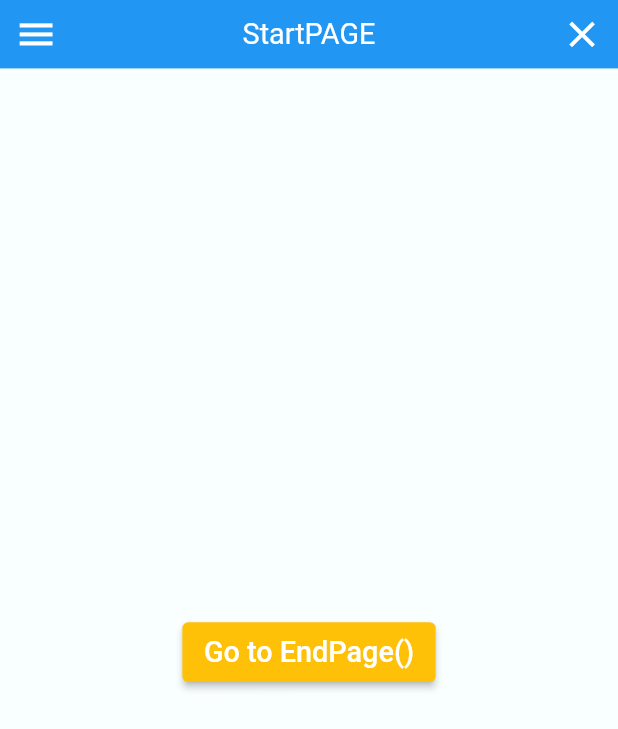
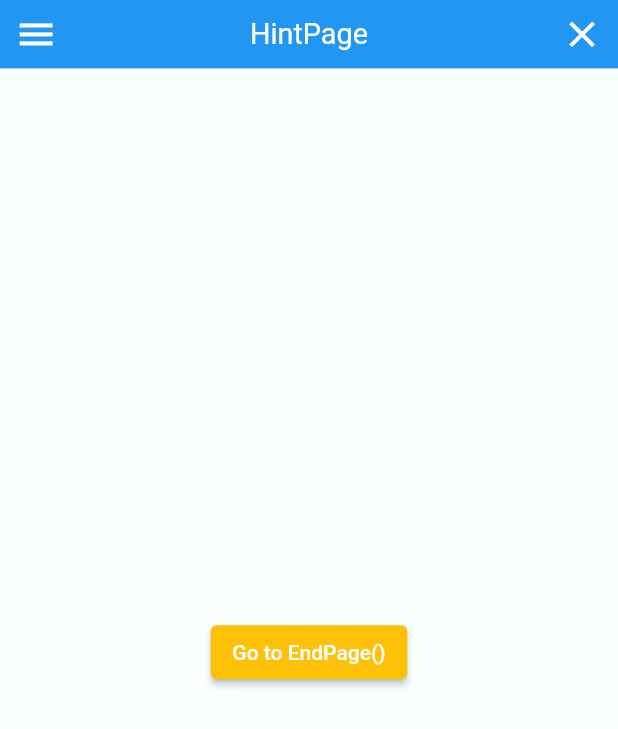
Before and after one commit to redfrogred/starter2, a Flutter app: the screen it shows after launch, in the side drawer, after a tap on "Go to EndPage()", on a phone screen of 412 x 824 dp. Shown: the top 729 px of the screen. Run offline on Flutter 3.47's test engine with Material 2 defaults, Android fonts, the phone set to English and light mode, and no system bars.

Commit message:
still hacking this...

```diff
--- a/lib/classes/Config.dart
+++ b/lib/classes/Config.dart
@@ -5,7 +5,7 @@ import 'package:flutter/material.dart';
 class Config {
 
   static const  String  appName                   = "starter2";
-  static const  String  appVersion                = "1.0.b.004X";
+  static const  String  appVersion                = "1.0.c.004";
 
   static        bool    appHasBeenInitialized     = false;
 
--- a/lib/main.dart
+++ b/lib/main.dart
@@ -34,11 +34,12 @@ class _MyAppState extends State<MyApp> {
 
   // (this page) variables
   static const String _fileName = 'main.dart';
+  /*
   double? _scale14;
   double? _scale24;
   double? _scale32;
   double? _scale48;
-
+  */
   // (this page) init and dispose
   @override
   void initState() {
@@ -46,11 +47,14 @@ class _MyAppState extends State<MyApp> {
     Utils.log('( $_fileName ) initState()');
     WidgetsBinding.instance.addPostFrameCallback((_) => _addPostFrameCallbackTriggered(context));
     // init the app
+    /*
     Provider.of<Controller>(context, listen: false).initApp();
+
     _scale14 = 14*Config.scaleModifier;
     _scale24 = 24*Config.scaleModifier;
     _scale32 = 32*Config.scaleModifier;
     _scale48 = 48*Config.scaleModifier;
+    */
   }
 
   @override
@@ -73,8 +77,9 @@ class _MyAppState extends State<MyApp> {
   Widget build(BuildContext context) {
     return MaterialApp(
       debugShowCheckedModeBanner: false,
-      initialRoute: 'StartPage',
+      initialRoute: 'HintPage',
       routes: {
+        'HintPage': (context) => const HintPage(),
         'StartPage': (context) => const StartPage(),
         'EndPage': (context) => const EndPage(),
         'DebugPage': (context) => const DebugPage(),
@@ -98,58 +103,28 @@ class _MyAppState extends State<MyApp> {
           primaryVariant: Color(0xFF0A0E21),
         ),
         scaffoldBackgroundColor: Config.appBackgroundColor,                   // from Config.dart
-        appBarTheme: AppBarTheme(
+        appBarTheme: const AppBarTheme(
           backgroundColor: Config.appBarColor,                                // from Config.dart
           // This will control the "back" icon
-          iconTheme: IconThemeData(color: Config.appBarTextColor, size: _scale48 ),         // from Config.dart
+          iconTheme: IconThemeData(color: Config.appBarTextColor ),         // from Config.dart
           // This will control action icon buttons that locates on the right
-          actionsIconTheme: IconThemeData(color: Config.appBarTextColor, size: _scale48 ),  // from Config.dart
+          actionsIconTheme: IconThemeData(color: Config.appBarTextColor ),  // from Config.dart
           centerTitle: true,
           elevation: 0,
           titleTextStyle: TextStyle(
             //fontWeight: FontWeight.bold,
             // fontFamily: 'Allison',
             color: Config.appBarTextColor,                                    // from Config.dart
-            fontSize: _scale32,
           ),
         ),
 
         //  For textmodifiers see:
         //  https://api.flutter.dev/flutter/material/TextTheme-class.html
         textTheme: TextTheme(
-          bodyText2: TextStyle(color: Config.appTextColor, fontSize: _scale32 ),
-          button: TextStyle( fontSize: _scale32 ),
-          headline6: TextStyle( fontSize: _scale32 ),
+          bodyText2: TextStyle(color: Config.appTextColor ),
         ),
-        elevatedButtonTheme: ElevatedButtonThemeData(
-          style: ButtonStyle(
-            // backgroundColor: MaterialStateProperty.all<Color>(Config.colorButtons),
-            padding: MaterialStateProperty.resolveWith<EdgeInsetsGeometry>(
-              (Set<MaterialState> states) {
-                if (states.contains(MaterialState.disabled)) {
-                  return EdgeInsets.fromLTRB( _scale24!, _scale14!, _scale24!, _scale14! );
-                }
-                return EdgeInsets.fromLTRB( _scale24!, _scale14!, _scale24!, _scale14! );
-              },
-            ),
-          ),
-        ),
+
       ),
-      home: HomePage(),
     );
   }
 }
-
-class HomePage extends StatelessWidget {
-
-  void _init( context ) {
-    Utils.log('message');
-  }
-
-  @override
-  Widget build(BuildContext context) {
-    _init(context);
-
-    return Container();
-  }
-}
--- /dev/null
+++ b/lib/pages/HintPage.dart
@@ -0,0 +1,106 @@
+// ignore_for_file: prefer_const_constructors
+
+import 'package:flutter/material.dart';
+import 'package:provider/provider.dart';
+import '../classes/Config.dart';
+import '../classes/Utils.dart';
+import '../pages/_AllPages.dart';
+import '../providers/Controller.dart';
+import '../widgets/_AllWidgets.dart';
+
+class HintPage extends StatefulWidget {
+  const HintPage({ super.key });
+
+  @override
+  State createState() => _HintPageState();
+}
+
+class _HintPageState extends State<HintPage> {
+
+  _HintPageState() {
+    Utils.log('<<< ( HintPage.dart ) init >>>', 2, true );
+  }
+
+  // (this page) variables
+  static const String _fileName = 'HintPage.dart';
+  late double _scale24;
+  late double _scale14;
+  ButtonStyle btn () {
+
+      Utils.log( 'btn() valled ' + _scale24.toString());
+
+      return ButtonStyle(
+      // backgroundColor: MaterialStateProperty.all<Color>(Config.colorButtons),
+      padding: MaterialStateProperty.resolveWith<EdgeInsetsGeometry>(
+        (Set<MaterialState> states) {
+          if (states.contains(MaterialState.disabled)) {
+            return EdgeInsets.fromLTRB( _scale24, _scale14, _scale24, _scale14 );
+          }
+          return EdgeInsets.fromLTRB( _scale24, _scale14, _scale24, _scale14 );
+        },
+      )
+    );
+  }
+
+  // (this page) init and dispose
+  @override
+  void initState() {
+    super.initState();
+    Utils.log('( $_fileName ) initState()');
+    WidgetsBinding.instance.addPostFrameCallback((_) => _addPostFrameCallbackTriggered(context));
+    Provider.of<Controller>(context, listen: false).initApp();
+    _scale24 = 24*Config.scaleModifier;
+    _scale14 = 14*Config.scaleModifier;
+  }
+
+  @override
+  void dispose() {
+    Utils.log('( $_fileName ) dispose()');
+    super.dispose();
+  }
+
+  // (this page) methods
+  void _buildTriggered() {
+    Utils.log('( $_fileName ) _buildTriggered()');
+  }
+
+  void _addPostFrameCallbackTriggered( context ) {
+    Utils.log('( $_fileName ) _addPostFrameCallbackTriggered()');
+  }
+
+  // (this page) build
+  @override
+  Widget build(BuildContext context) {
+
+    _buildTriggered();
+
+    return WillPopScope(
+      onWillPop: () async {
+        Utils.log('( $_fileName ) WillPopScope() triggered');
+        return true;    // true allows back button (false denies)
+      },
+      child: SafeArea(
+        child: Scaffold(
+          resizeToAvoidBottomInset: false,
+          appBar: MyAppBarWidget( 'HintPage',),
+          drawer: DrawerWidget(),
+          body: Container(
+            color: Colors.transparent,
+            child: Center(
+              child: ElevatedButton(
+                onPressed: () {
+                  Utils.log('( $_fileName ) (event) clicked "go to EndPage()"');
+                  Navigator.of(context).push(
+                    MaterialPageRoute(builder: (_) => EndPage())
+                  );
+                },
+                child: Text( 'Go to EndPage()' ),
+                style: btn(),
+              ),
+            ),
+          ),
+        ),
+      ),
+    );
+  }
+}
--- a/lib/pages/_AllPages.dart
+++ b/lib/pages/_AllPages.dart
@@ -1,5 +1,7 @@
 // ignore_for_file: file_names
 
+
+export 'HintPage.dart';
 export 'StartPage.dart';
 export 'EndPage.dart';
 export 'DebugPage.dart';
--- a/lib/widgets/MyAppBarWidget.dart
+++ b/lib/widgets/MyAppBarWidget.dart
@@ -9,28 +9,38 @@ class MyAppBarWidget extends StatelessWidget  implements PreferredSizeWidget {
 
   // appbar title ( passed in constructor )
   final String passedTitle;
+  // (this page) variables
+  static const String _fileName = 'MyAppBarWidget.dart';
   // scaling modifiers
   final double _scale80 = 80*Config.scaleModifier;
   final double _scale76 = 76*Config.scaleModifier;
   final double _scale48 = 48*Config.scaleModifier;
+  final double _scale32 = 32*Config.scaleModifier;
 
   @override
   //  see "custom app bars" at:
   //  https://stackoverflow.com/questions/53411890/how-can-i-have-my-appbar-in-a-separate-file-in-flutter-while-still-having-the-wi
   //  Size get preferredSize => Size.fromHeight(kToolbarHeight);
   Size get preferredSize => Size.fromHeight(_scale76);
+  // (this page) methods
+  void _buildTriggered() {
+    Utils.log('( $_fileName ) _buildTriggered()');
+  }
 
   @override
   Widget build(BuildContext context) {
+    _buildTriggered();
     return PreferredSize (
       preferredSize: preferredSize,
       child: AppBar(
         toolbarHeight: _scale76,
         title: Text( passedTitle ),
+        titleTextStyle: TextStyle( fontSize: _scale32,),
         leadingWidth: _scale80,
+        iconTheme: IconThemeData( size: _scale48 ),
         actions: [
           IconButton(
-            icon: const Icon( Icons.close  ),
+            icon: const Icon( Icons.close, ),
             onPressed: () {
               Navigator.pop(context);
               Utils.log('( _fileName ) (event) clicked "x"');
```
Also changed, not shown: 1 other file.
